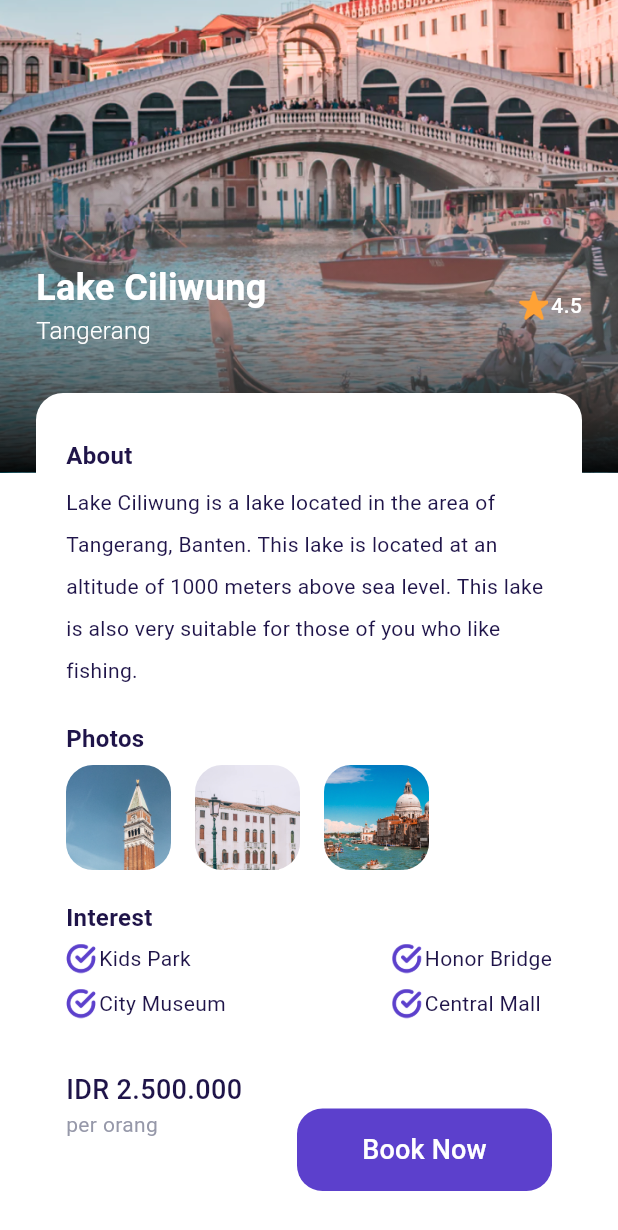
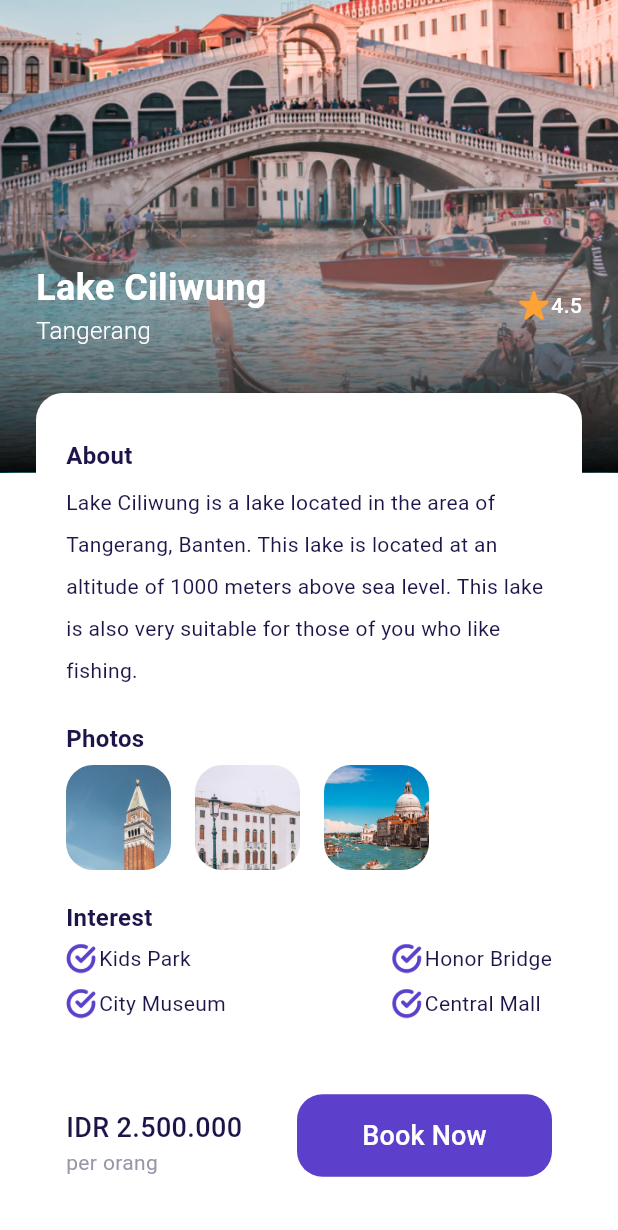
Before and after one commit to nurfaidzy/Flutter-Air-Plane-Project-BWA, a Flutter app: the detailPage screen opened directly, scrolled down 135 dp, on a phone screen of 412 x 824 dp. Shown: the top 1230 px of the screen. Run offline on Flutter 3.47's test engine with Material 3 defaults, Android fonts, the phone set to English and light mode, and no system bars.

Commit message:
fix: detail page fixing

```diff
--- a/lib/ui/pages/detail_page.dart
+++ b/lib/ui/pages/detail_page.dart
@@ -232,9 +232,13 @@ class detailPage extends StatelessWidget {
                       )
                     ],
                   ),
-                  Row(
+                  Container(
+                    margin: const EdgeInsets.symmetric(vertical: 20),
+                    child: Row(
                       children: [
                         Expanded(
+                          child: Container(
+                            padding: const EdgeInsets.only(top: 40),
                             child: Column(
                                 crossAxisAlignment: CrossAxisAlignment.start,
                                 children: [
@@ -249,8 +253,9 @@ class detailPage extends StatelessWidget {
                                       )),
                                 ]),
                           ),
+                        ),
                         Container(
-                        margin: const EdgeInsets.only(top: 30),
+                          margin: const EdgeInsets.only(),
                           child: CustomButton(
                             title: "Book Now",
                             onPressed: () {
@@ -264,6 +269,7 @@ class detailPage extends StatelessWidget {
                           ),
                         )
                       ],
+                    ),
                   )
                 ],
               ),
```
Also changed, not shown: lib/ui/pages/checkout_page.dart (+6 -1 lines), lib/ui/pages/success_checkout.dart (added, +10 -0 lines). Lines whose indentation alone changed are shown as unchanged.
